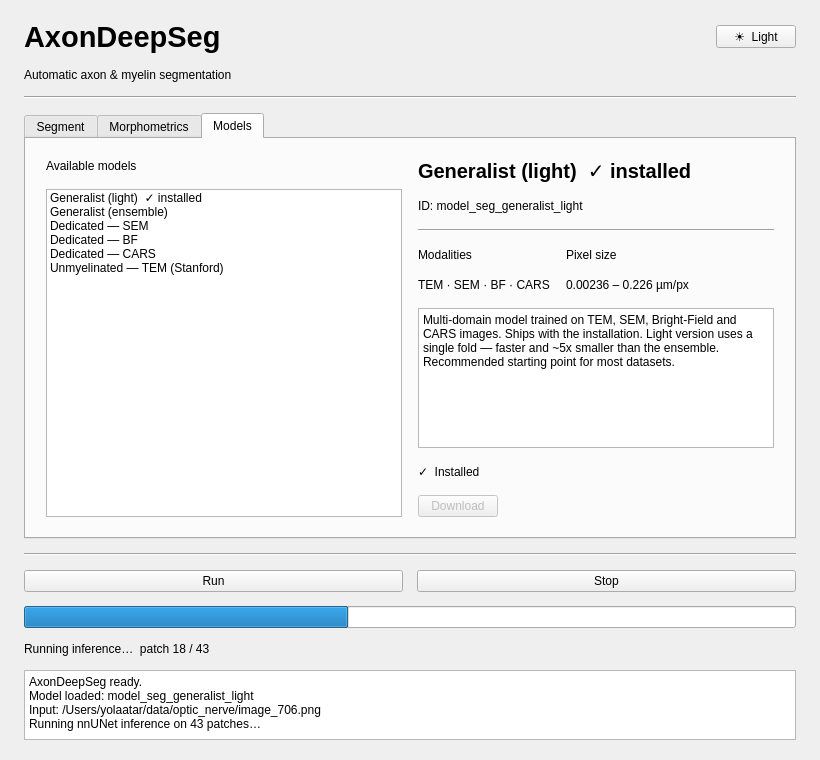
Above: AxonDeepSeg/ads_gui/ads_gui.ui from axondeepseg/axondeepseg before the change. Below: the same form after it.
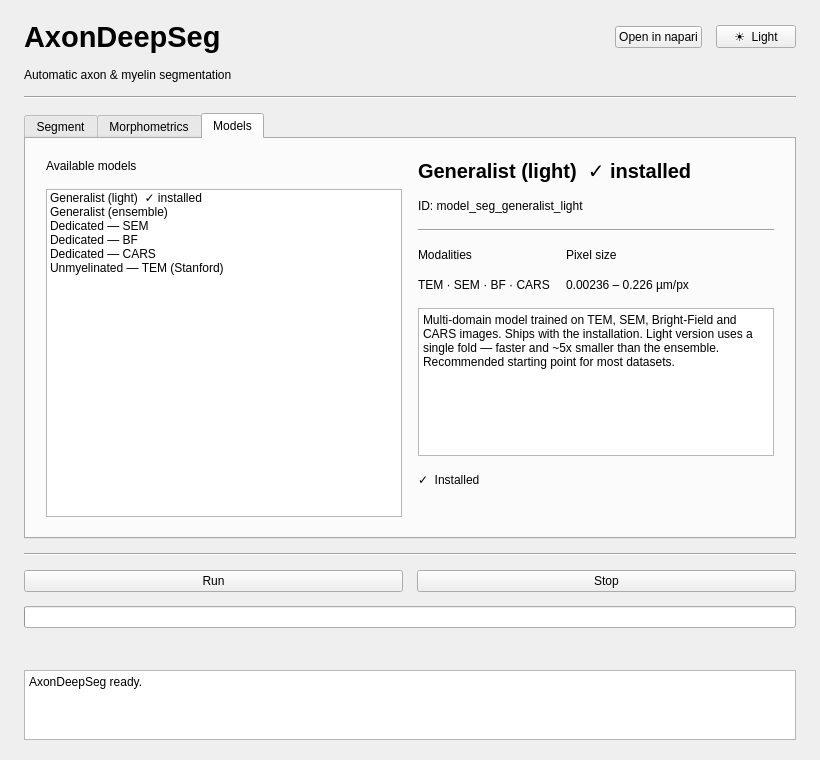
That is the form after the change. The open tabs and pages were chosen to show the change.

Commit message:
Add standalone GUI launcher and update UI layout
- Add ads_gui.py: wired Qt app loading ads_gui.ui, model catalogue from
  model_cards.yaml, browse/batch queue logic for segment and morphometrics
  tabs, models tab with version info, theme toggle, napari button
- Update ads_gui.ui: add napari button in header, clean placeholder text,
  remove mock batch items and mock log content, remove inline download
  button from models tab, add version_label

The edit to the form file:
```diff
--- a/AxonDeepSeg/ads_gui/ads_gui.ui
+++ b/AxonDeepSeg/ads_gui/ads_gui.ui
@@ -37,6 +37,12 @@
         <property name="sizeHint" stdset="0"><size><width>40</width><height>20</height></size></property>
        </spacer>
       </item>
+      <item>
+       <widget class="QPushButton" name="napari_btn">
+        <property name="text"><string>Open in napari</string></property>
+        <property name="maximumWidth"><number>120</number></property>
+       </widget>
+      </item>
       <item>
        <widget class="QPushButton" name="theme_btn">
         <property name="text"><string>☀  Light</string></property>
@@ -604,21 +610,9 @@
            </widget>
           </item>
           <item>
-           <layout class="QHBoxLayout" name="dlBtnRow">
-            <item>
-             <widget class="QPushButton" name="dl_btn">
-              <property name="text"><string>Download</string></property>
-              <property name="maximumWidth"><number>130</number></property>
-              <property name="enabled"><bool>false</bool></property>
-             </widget>
-            </item>
-            <item>
-             <spacer name="dlBtnSpacer">
-              <property name="orientation"><enum>Qt::Horizontal</enum></property>
-              <property name="sizeHint" stdset="0"><size><width>40</width><height>20</height></size></property>
-             </spacer>
-            </item>
-           </layout>
+           <widget class="QLabel" name="version_label">
+            <property name="text"><string></string></property>
+           </widget>
           </item>
           <item>
            <spacer name="detailStretch">
@@ -665,7 +659,7 @@
     <!-- ── Progress bar ── -->
     <item>
      <widget class="QProgressBar" name="progress">
-      <property name="value"><number>42</number></property>
+      <property name="value"><number>0</number></property>
       <property name="textVisible"><bool>false</bool></property>
       <property name="maximumHeight"><number>6</number></property>
      </widget>
@@ -674,7 +668,7 @@
     <!-- ── Progress label ── -->
     <item>
      <widget class="QLabel" name="progress_label">
-      <property name="text"><string>Running inference…  patch 18 / 43</string></property>
+      <property name="text"><string></string></property>
      </widget>
     </item>
 
@@ -684,10 +678,7 @@
       <property name="readOnly"><bool>true</bool></property>
       <property name="maximumHeight"><number>90</number></property>
       <property name="plainText">
-       <string>AxonDeepSeg ready.
-Model loaded: model_seg_generalist_light
-Input: /Users/yolaatar/data/optic_nerve/image_706.png
-Running nnUNet inference on 43 patches…</string>
+       <string>AxonDeepSeg ready.</string>
       </property>
      </widget>
     </item>
```
Left out of the diff: 9 changed lines with no effect on the pictures. The commit also changes 1 other file.
